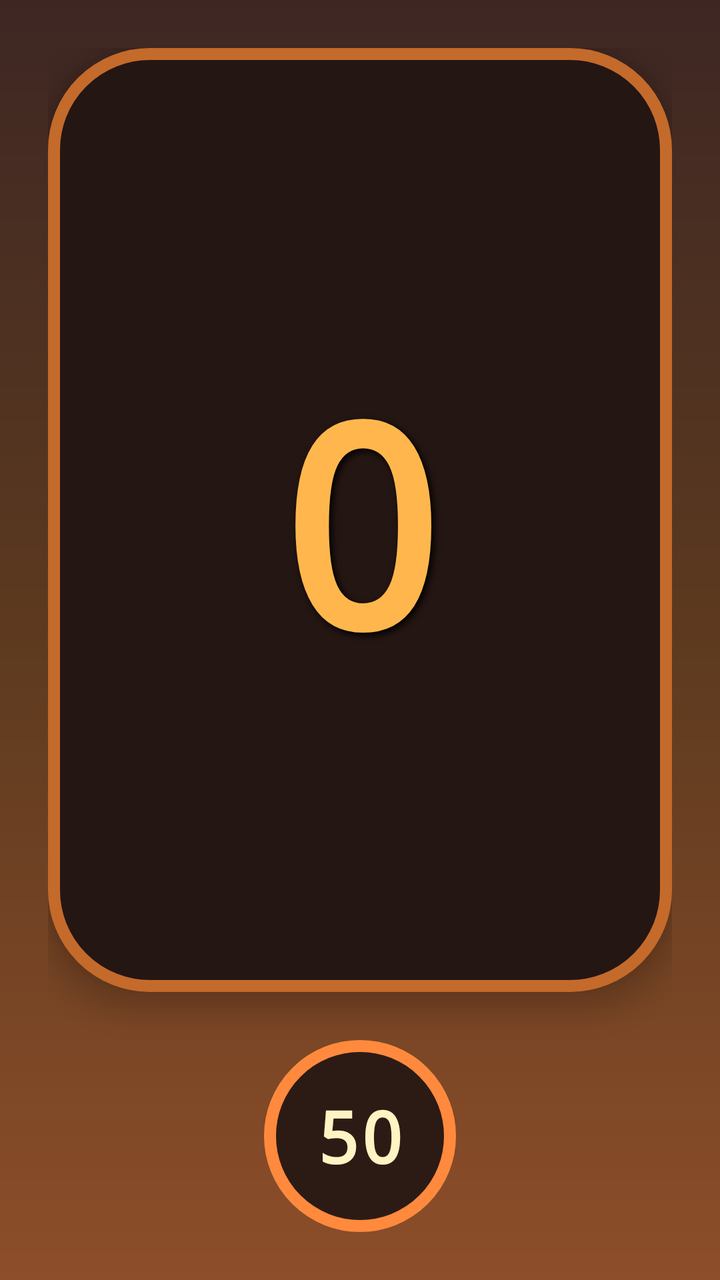
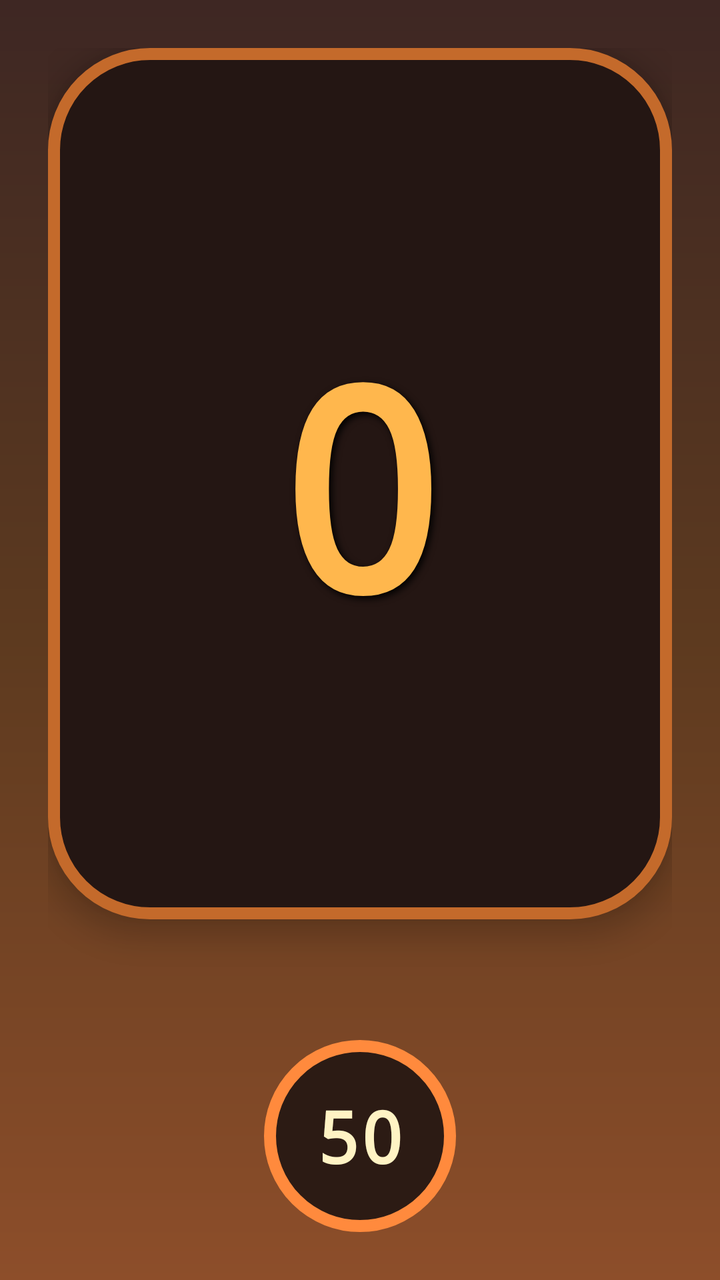

Two renders of the same Android screen: before a commit and after it. Below are the layout's source before the change and the commit's diff.
<!-- AndroidManifest.xml: application theme Theme.RetroSpeed -->
<!-- res/layout/activity_main.xml -->
<?xml version="1.0" encoding="utf-8"?>
<LinearLayout xmlns:android="http://schemas.android.com/apk/res/android"
    android:layout_width="match_parent"
    android:layout_height="match_parent"
    android:orientation="vertical"
    android:padding="24dp">

    <LinearLayout
        android:id="@+id/speedPanel"
        android:layout_width="match_parent"
        android:layout_height="0dp"
        android:layout_weight="1"
        android:layout_marginBottom="24dp"
        android:orientation="vertical"
        android:gravity="center"
        android:padding="32dp"
        android:background="@drawable/bg_speed_panel"
        android:elevation="8dp">

        <TextView
            android:id="@+id/speedText"
            android:layout_width="wrap_content"
            android:layout_height="wrap_content"
            android:text="0"
            android:textColor="@color/retroAmber"
            android:textSize="140sp"
            android:textStyle="bold"
            android:fontFamily="monospace"
            android:shadowColor="#000000"
            android:shadowDx="4"
            android:shadowDy="4"
            android:shadowRadius="8" />
    </LinearLayout>

    <TextView
        android:id="@+id/cameraText"
        android:layout_width="wrap_content"
        android:layout_height="wrap_content"
        android:layout_gravity="center_horizontal"
        android:layout_marginBottom="16dp"
        android:text="📷"
        android:textSize="28sp"
        android:visibility="gone" />

    <TextView
        android:id="@+id/limitText"
        android:layout_width="96dp"
        android:layout_height="96dp"
        android:layout_gravity="center_horizontal"
        android:gravity="center"
        android:background="@drawable/bg_limit_circle"
        android:text="50"
        android:textColor="@color/retroCream"
        android:textSize="36sp"
        android:textStyle="bold"
        android:fontFamily="monospace" />

</LinearLayout>
<!-- resources referenced by this layout -->
<resources>
  <color name="retroAmber">#FFB74D</color>
  <color name="retroCream">#FFF3C4</color>
  <!-- drawable bg_limit_circle (drawable) -->
  <?xml version="1.0" encoding="utf-8"?>
  <shape xmlns:android="http://schemas.android.com/apk/res/android"
      android:shape="oval">
      <solid android:color="#2C1B14" />
      <stroke android:width="6dp" android:color="#FF8A3D" />
  </shape>
  <!-- drawable bg_speed_panel (drawable) -->
  <?xml version="1.0" encoding="utf-8"?>
  <shape xmlns:android="http://schemas.android.com/apk/res/android">
      <solid android:color="#241613" />
      <corners android:radius="48dp" />
      <stroke android:width="6dp" android:color="#C46A2B" />
      <inset
          android:insetLeft="12dp"
          android:insetTop="12dp"
          android:insetRight="12dp"
          android:insetBottom="12dp" />
  </shape>
  <style name="Theme.RetroSpeed" parent="Theme.MaterialComponents.NoActionBar">
          <item name="android:windowBackground">@drawable/bg_retro_gradient</item>
          <item name="android:statusBarColor">@color/retroDark</item>
          <item name="android:navigationBarColor">@color/retroDark</item>
      </style>
  <!-- drawable bg_retro_gradient (drawable) -->
  <?xml version="1.0" encoding="utf-8"?>
  <shape xmlns:android="http://schemas.android.com/apk/res/android">
      <gradient
          android:type="linear"
          android:angle="270"
          android:startColor="#3E2723"
          android:centerColor="#5D3A1F"
          android:endColor="#8D4E2A" />
  </shape>
  <color name="retroDark">#1B1210</color>
</resources>

<!-- the commit's change to res/layout/activity_main.xml (unified diff, before → after) -->
@@ -33,6 +33,19 @@
     </LinearLayout>
 
     <TextView
+        android:id="@+id/streetText"
+        android:layout_width="match_parent"
+        android:layout_height="wrap_content"
+        android:layout_marginBottom="12dp"
+        android:gravity="center"
+        android:maxLines="1"
+        android:ellipsize="end"
+        android:alpha="0.5"
+        android:textColor="@color/retroCream"
+        android:textSize="18sp"
+        android:textStyle="bold" />
+
+    <TextView
         android:id="@+id/cameraText"
         android:layout_width="wrap_content"
         android:layout_height="wrap_content"
